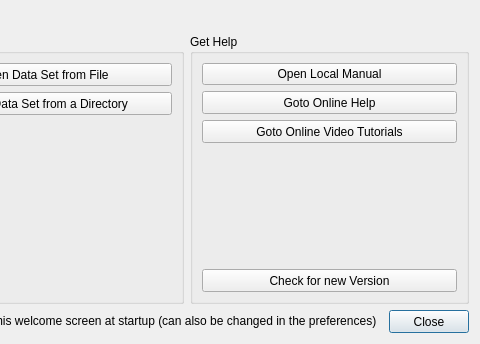
Before: the Qt Designer form ImageVis3D/UI/UI/Welcome.ui in SCIInstitute/ImageVis3D, drawn with Qt 5; both pictures show x 107 to 587 and y 133 to 477 of the 587 by 477 pixel window.
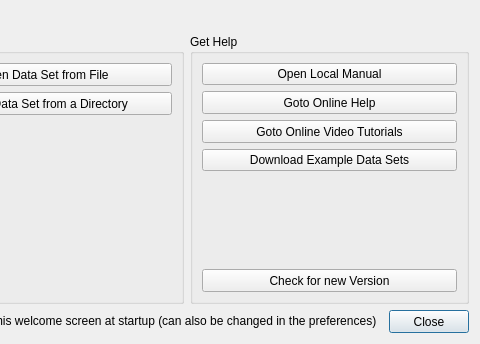
After: the same form once the commit is applied.

Commit message: added example datasets feature to welcome screen

The edit to the form file:
```diff
--- a/ImageVis3D/UI/UI/Welcome.ui
+++ b/ImageVis3D/UI/UI/Welcome.ui
@@ -8,7 +8,7 @@
   <property name="geometry">
    <rect>
     <x>0</x>
-    <y>13</y>
+    <y>0</y>
     <width>582</width>
     <height>477</height>
    </rect>
@@ -173,6 +173,13 @@
            </property>
           </widget>
          </item>
+         <item>
+          <widget class="QPushButton" name="pushButton_ExampleData">
+           <property name="text">
+            <string>Download Example Data Sets</string>
+           </property>
+          </widget>
+         </item>
          <item>
           <spacer name="verticalSpacer">
            <property name="orientation">
```
Left out of the diff: 32 changed lines with no effect on the pictures. The commit also changes 5 other files.
